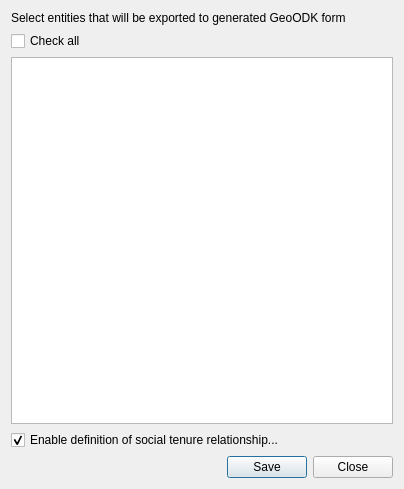
gltn/stdm, file ui/ui_geoodk_converter.ui: the form before one commit.
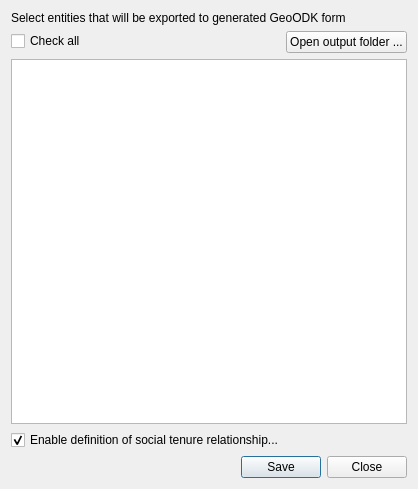
The form after the commit.

Commit message: Added button to open output folder for GeoODK converter

```diff
--- a/ui/ui_geoodk_converter.ui
+++ b/ui/ui_geoodk_converter.ui
@@ -13,41 +13,45 @@
   <property name="windowTitle">
    <string>GeoODK Form Generator</string>
   </property>
-  <layout class="QGridLayout" name="gridLayout_4">
-   <item row="5" column="1">
-    <widget class="QDialogButtonBox" name="buttonBox">
-     <property name="orientation">
-      <enum>Qt::Horizontal</enum>
-     </property>
-     <property name="standardButtons">
-      <set>QDialogButtonBox::Close|QDialogButtonBox::Save</set>
-     </property>
-     <property name="centerButtons">
-      <bool>false</bool>
-     </property>
-    </widget>
+  <layout class="QVBoxLayout" name="verticalLayout">
+   <item>
+    <layout class="QVBoxLayout" name="vlnotification"/>
    </item>
-   <item row="3" column="0" colspan="2">
-    <widget class="QTreeView" name="trentities"/>
-   </item>
-   <item row="1" column="0" colspan="2">
+   <item>
     <widget class="QLabel" name="label_3">
      <property name="text">
       <string>Select entities that will be exported to generated GeoODK form</string>
      </property>
     </widget>
    </item>
-   <item row="2" column="0" colspan="2">
+   <item>
+    <layout class="QFormLayout" name="formLayout">
+     <property name="fieldGrowthPolicy">
+      <enum>QFormLayout::AllNonFixedFieldsGrow</enum>
+     </property>
+     <property name="horizontalSpacing">
+      <number>200</number>
+     </property>
+     <item row="0" column="0">
     <widget class="QCheckBox" name="chk_all">
      <property name="text">
       <string>Check all</string>
      </property>
     </widget>
    </item>
-   <item row="0" column="0" colspan="2">
-    <layout class="QVBoxLayout" name="vlnotification"/>
-   </item>
-   <item row="4" column="0" colspan="2">
+     <item row="0" column="1">
+      <widget class="QPushButton" name="btnShowOutputFolder">
+       <property name="text">
+        <string>Open output folder ...</string>
+       </property>
+      </widget>
+     </item>
+    </layout>
+   </item>
+   <item>
+    <widget class="QTreeView" name="trentities"/>
+   </item>
+   <item>
     <widget class="QCheckBox" name="ck_social_tenure">
      <property name="text">
       <string>Enable definition of social tenure relationship...</string>
@@ -57,6 +61,19 @@
      </property>
     </widget>
    </item>
+   <item>
+    <widget class="QDialogButtonBox" name="buttonBox">
+     <property name="orientation">
+      <enum>Qt::Horizontal</enum>
+     </property>
+     <property name="standardButtons">
+      <set>QDialogButtonBox::Close|QDialogButtonBox::Save</set>
+     </property>
+     <property name="centerButtons">
+      <bool>false</bool>
+     </property>
+    </widget>
+   </item>
   </layout>
  </widget>
  <resources/>
```
Lines whose indentation alone changed are shown as unchanged. The commit also changes 3 other files.
